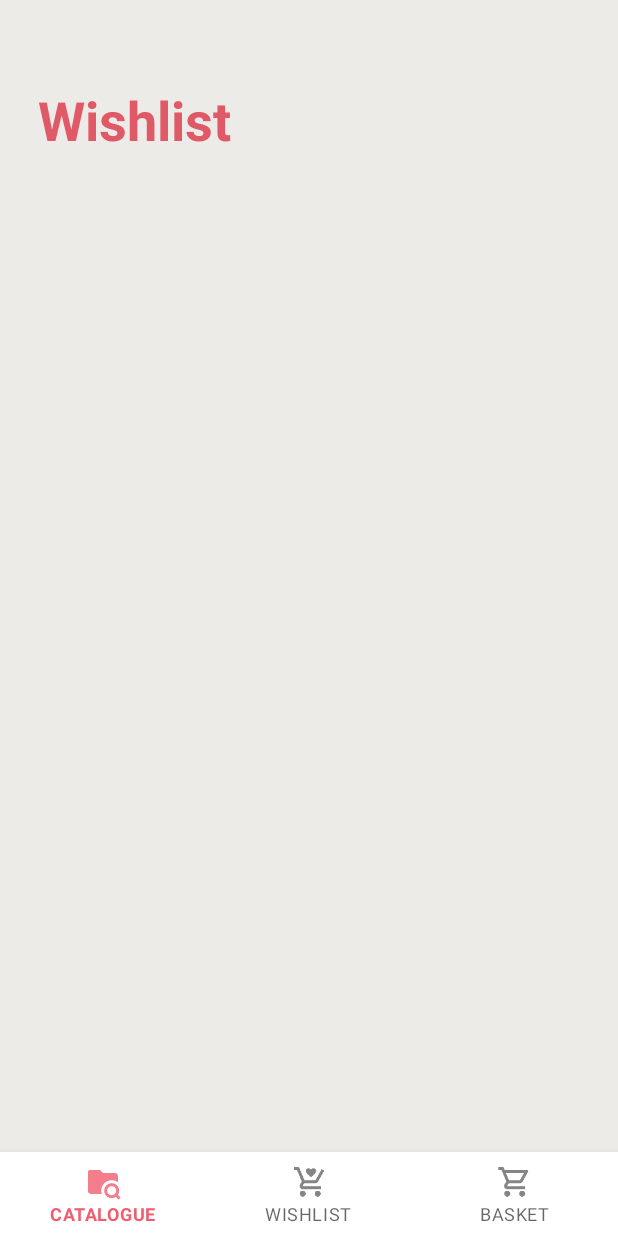
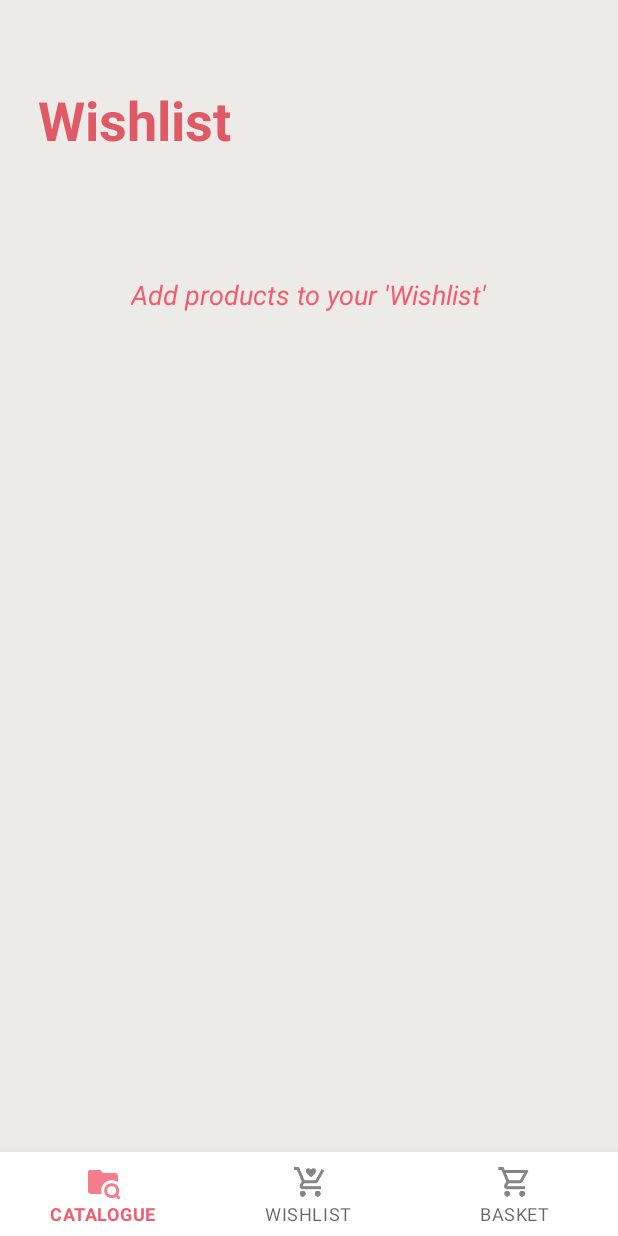
Before and after one commit to subind/ClothesStore, an Android app: the WishlistFragment screen opened through its navigation route, on a phone screen of 412 x 824 dp. Run offline under Robolectric (Android 15) with nearby library versions, the light colour scheme and no system bars; our stand-ins replace navigation-ui.

Commit message:
Recycler view after swipe now shows text instead of icon, delete functionality is yet to be implemented

```diff
--- a/app/src/main/java/com/example/clothesstore/presentation/fragments/wishlist/WishlistAdapter.kt
+++ b/app/src/main/java/com/example/clothesstore/presentation/fragments/wishlist/WishlistAdapter.kt
@@ -19,10 +19,13 @@ class WishlistAdapter(wishList: MutableList<Product>) : RecyclerView.Adapter<Rec
 
     init {
         this.wishList = wishList.apply {
-            wishList.add(
+            add(
                 0,
                 Product(viewHolderType = Product.TITLE_SECTION, viewHolderTitle = "Wishlist")
             )
+            if(size == 1){
+                add(Product(viewHolderType = Product.EMPTY_MSG_SECTION, emptyMessage = "Add products to your 'Wishlist'"))
+            }
         }
     }
 
@@ -82,6 +85,10 @@ class WishlistAdapter(wishList: MutableList<Product>) : RecyclerView.Adapter<Rec
         }
     }
 
+    fun deleteItemAtPosition(position: Int) {
+        //TODO
+    }
+
     override fun getItemCount() = wishList.size
 
     override fun getItemViewType(position: Int) = wishList[position].viewHolderType
--- a/app/src/main/java/com/example/clothesstore/presentation/fragments/wishlist/WishlistFragment.kt
+++ b/app/src/main/java/com/example/clothesstore/presentation/fragments/wishlist/WishlistFragment.kt
@@ -26,6 +26,7 @@ class WishlistFragment: Fragment() {
     private lateinit var rvWishes: RecyclerView
     private val TAG = "WishlistFragment"
     private var swipeHelper: SwipeToDeleteHelper? = null
+    private lateinit var adapter: WishlistAdapter
 
     override fun onCreateView(
         inflater: LayoutInflater,
@@ -59,7 +60,7 @@ class WishlistFragment: Fragment() {
     }
 
     private fun initRvWishes(wishes: List<Product>) {
-        val adapter = WishlistAdapter(wishes.toMutableList())
+        adapter = WishlistAdapter(wishes.toMutableList())
         val layoutManager = LinearLayoutManager(requireContext(), RecyclerView.VERTICAL, false)
         rvWishes.layoutManager = layoutManager
         rvWishes.adapter = adapter
@@ -83,10 +84,11 @@ class WishlistFragment: Fragment() {
                 underlayButtons?.add(UnderlayButton(
                     context = context!!,
                     imageResId = R.drawable.icon_delete,
-                    color = context!!.getColorFromAttr(androidx.appcompat.R.attr.colorAccent),
+                    color = context!!.getColorFromAttr(androidx.appcompat.R.attr.colorPrimary),
                     clickListener = object : UnderlayButtonClickListener {
                         override fun onClick(pos: Int) {
                             Log.i(TAG, "onClick: Deleted")
+                            adapter.deleteItemAtPosition(pos)
                         }
                     }
                 ))
--- /dev/null
+++ b/app/src/main/res/drawable/icon_delete.xml
@@ -0,0 +1,5 @@
+<vector android:height="24dp" android:tint="#888C8C"
+    android:viewportHeight="24" android:viewportWidth="24"
+    android:width="24dp" xmlns:android="http://schemas.android.com/apk/res/android">
+    <path android:fillColor="@android:color/white" android:pathData="M6,19c0,1.1 0.9,2 2,2h8c1.1,0 2,-0.9 2,-2V7H6v12zM19,4h-3.5l-1,-1h-5l-1,1H5v2h14V4z"/>
+</vector>
```
Also changed, not shown: app/src/main/java/com/example/clothesstore/utils/AppUtils.kt (+10 -0 lines), app/src/main/java/com/example/clothesstore/utils/SwipeToDeleteHelper.kt (+14 -19 lines).
